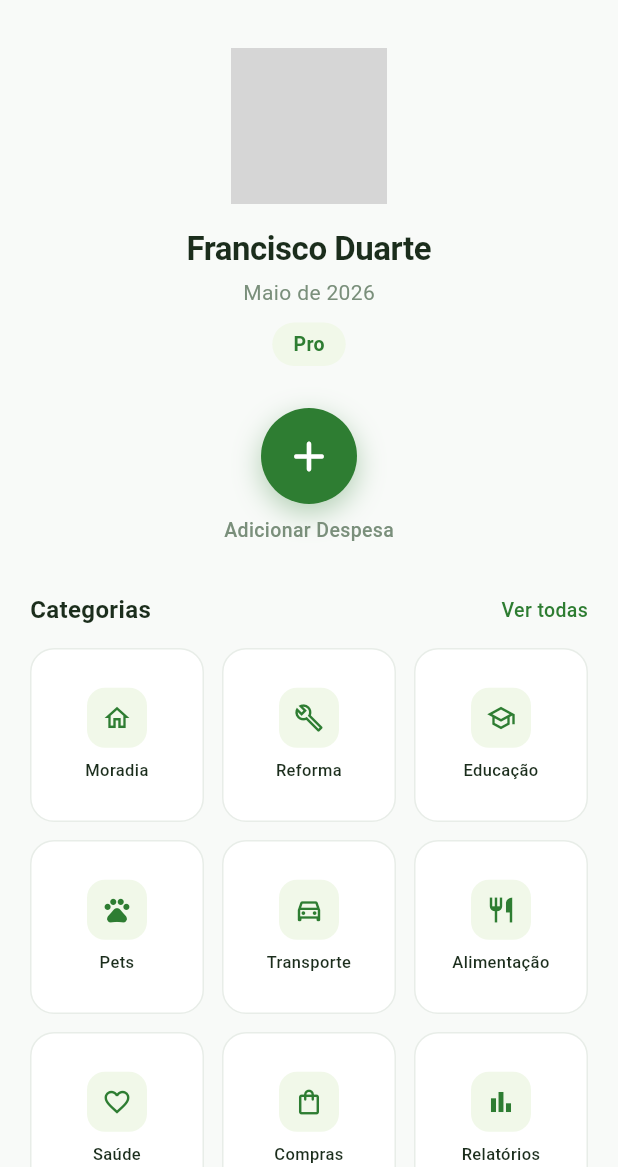
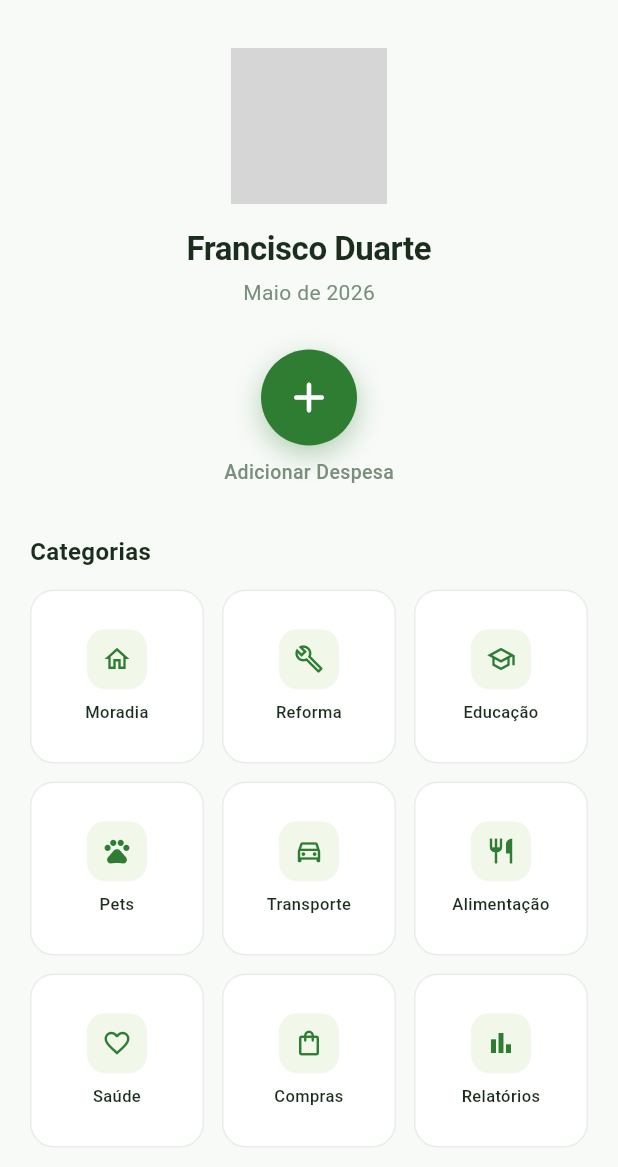
Before and after one commit to bastosmelo/fincontrol, a Flutter app: the DashboardPage screen opened directly, on a phone screen of 412 x 824 dp, the part 69-1236 px from its top. Run offline on Flutter 3.47's test engine with Material 3 defaults, Android fonts, the phone set to English and light mode, and no system bars; network calls fail; grey boxes are pictures that could not be loaded.

Commit message:
retirada de algumas opções inuteis
retirada de algumas opções inuteis

```diff
--- a/lib/dashboard.dart
+++ b/lib/dashboard.dart
@@ -153,22 +153,7 @@ class DashboardPage extends StatelessWidget {
             color: _textMuted,
           ),
         ),
-        const SizedBox(height: 10),
-        Container(
-          padding: const EdgeInsets.symmetric(horizontal: 14, vertical: 5),
-          decoration: BoxDecoration(
-            color: _greenLight,
-            borderRadius: BorderRadius.circular(20),
-          ),
-          child: const Text(
-            'Pro',
-            style: TextStyle(
-              fontSize: 13,
-              fontWeight: FontWeight.w600,
-              color: _green,
-            ),
-          ),
-        ),
+        // O container antigo do "Pro" foi removido daqui para limpar o visual
       ],
     );
   }
@@ -209,9 +194,6 @@ class DashboardPage extends StatelessWidget {
     return Column(
       crossAxisAlignment: CrossAxisAlignment.start,
       children: [
-        Row(
-          mainAxisAlignment: MainAxisAlignment.spaceBetween,
-          children: [
         const Text(
           'Categorias',
           style: TextStyle(
@@ -219,16 +201,6 @@ class DashboardPage extends StatelessWidget {
             fontWeight: FontWeight.w700,
             color: _textDark,
           ),
-            ),
-            Text(
-              'Ver todas',
-              style: TextStyle(
-                fontSize: 13,
-                color: _green,
-                fontWeight: FontWeight.w500,
-              ),
-            ),
-          ],
         ),
         const SizedBox(height: 14),
         GridView.builder(
```
Lines whose indentation alone changed are shown as unchanged.
